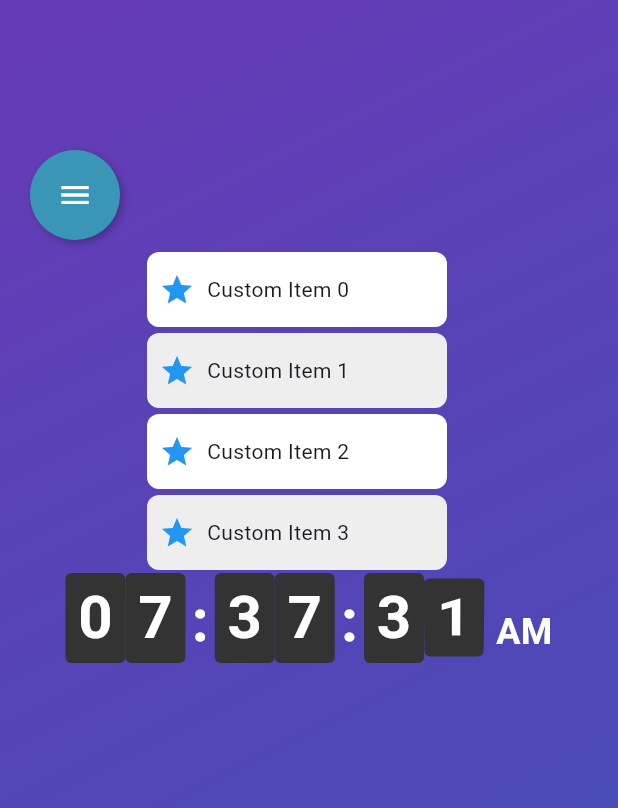
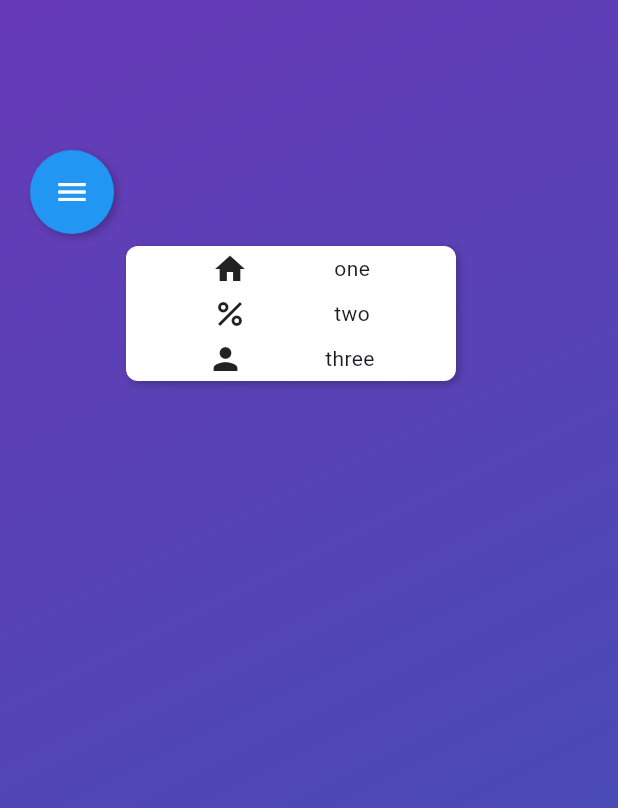
Before and after one commit to KSABBAS/My-Flutter-tools, a Flutter app: the screen it shows after launch, after a tap on the "menu" icon, on a phone screen of 412 x 824 dp. Shown: the top 808 px of the screen. Run offline on Flutter 3.47's test engine with Material 3 defaults, Android fonts, the phone set to English and light mode, and no system bars; our stand-ins replace get, just_audio, permission_handler, video_player; missing offline and left inert: flutter_sound, insta_image_viewer, media_kit; network calls fail.

Commit message:
Done with my floating menu button

```diff
--- a/my_tools_development/lib/MyTools/tools/App_Containing_Tools/ExpandableThrowableButton.dart
+++ b/my_tools_development/lib/MyTools/tools/App_Containing_Tools/ExpandableThrowableButton.dart
@@ -1,10 +1,10 @@
 import 'dart:math';
 import 'package:flutter/material.dart';
-class MyFloatingIcon extends StatelessWidget {
+class MyFloatingMenuButton extends StatelessWidget {
   final Widget body;
-  final Widget floatingWidget;
+  final DraggableFloatingMenu floatingWidget;
 
-  const MyFloatingIcon({
+  const MyFloatingMenuButton({
     Key? key,
     required this.body,
     required this.floatingWidget,
@@ -109,7 +109,7 @@ class DraggableFloatingMenu extends StatefulWidget {
     this.fabIcon = const Icon(Icons.menu, color: Colors.white),
     this.menuWidth = 220.0,
     required this.menuItemHeight,
-    this.menuBackgroundColor,
+    this.menuBackgroundColor = Colors.white,
     this.menuDecoration,
     this.menuItemWidth,
     this.menuItemPadding,
--- a/my_tools_development/lib/main.dart
+++ b/my_tools_development/lib/main.dart
@@ -60,58 +60,16 @@ class App extends StatefulWidget {
   State<App> createState() => _AppState();
 }
 
+List options = [
+  ["one", Icon(Icons.home)],
+  ["two", Icon(Icons.percent)],
+  ["three", Icon(Icons.person)],
+];
 
 class _AppState extends State<App> {
   @override
   Widget build(BuildContext context) {
-    return MyFloatingIcon(
-      floatingWidget: DraggableFloatingMenu(
-          initialPosition: Offset(20, 100),
-          itemCount: 4,
-          // Build each item with a callback (index provided)
-          itemBuilder: (context, index) {
-            // Example: alternate background colors and display the index.
-            return Container(
-              width: 200, // You can override via menuItemWidth if desired.
-              height: 50,
-              alignment: Alignment.centerLeft,
-              padding: const EdgeInsets.symmetric(horizontal: 8.0, vertical: 4.0),
-              decoration: BoxDecoration(
-                color: index.isEven ? Colors.white : Colors.grey[200],
-                borderRadius: BorderRadius.circular(8.0),
-              ),
-              child: Row(
-                children: [
-                  Icon(Icons.star, color: Colors.blue),
-                  const SizedBox(width: 8),
-                  Text('Custom Item $index'),
-                ],
-              ),
-            );
-          },
-          // FAB customizations:
-          fabColor: const Color.fromARGB(255, 58, 150, 183),
-          fabSize: 60,
-          fabIcon: const Icon(Icons.menu, color: Colors.white),
-          // Popup Menu customizations:
-          menuWidth: 220,
-          // Each item's fixed height.
-          menuItemHeight: 50,
-          // Global popup background (set transparent to have a "floating" look).
-          menuBackgroundColor: Colors.transparent,
-          // Global menu item style parameters (applied to all items if needed).
-          menuItemWidth: 200,
-          menuItemPadding: const EdgeInsets.symmetric(horizontal: 8.0, vertical: 4.0),
-          menuItemMargin: const EdgeInsets.symmetric(vertical: 2.0),
-          menuItemAlignment: Alignment.centerLeft,
-          menuItemSpacing: 4.0,
-          menuItemDecoration: BoxDecoration(
-            color: Colors.white,
-            borderRadius: BorderRadius.circular(8.0),
-          ),
-          animationDuration: const Duration(milliseconds: 300),
-          animationCurve: Curves.easeOut,
-        ),
+    return MyFloatingMenuButton(
         body: Container(
             width: double.infinity,
             height: double.infinity,
@@ -121,20 +79,22 @@ class _AppState extends State<App> {
                 begin: Alignment.topLeft,
                 end: Alignment.bottomRight,
               ),
+            )),
+        floatingWidget: DraggableFloatingMenu(
+            itemCount: options.length,
+            itemBuilder: (context, index) {
+              return CMaker(
+                height: 30,
+                child: Row(
+                  mainAxisAlignment: MainAxisAlignment.spaceEvenly,
+                  children: [
+                    options[index][1],
+                    Text(options[index][0]),
+                  ],
                 ),
-          child: Center(
-              child: MyFlipRotateTimer(
-            initialDuration: Duration(seconds: 12),
-            displayMode: DisplayMode.current12h,
-            customTime: TimeFlipEvent(hour: 7, minute: 37, second: 23,period:"AM"),
-            onSecondFlip: (value) {
-              print(value.second);
+              );
             },
-            onComplete: () {
-              print("done");
-            },
-          ))),
-    );
+            menuItemHeight: 30));
   }
 }
 
@@ -160,11 +120,28 @@ class _AppState extends State<App> {
 
 
 
-// MyFlipRotateTimer(
-//             animationMode: AnimationMode.flip,
-//             displayMode: DisplayMode.current12h,
-//             initialDuration: Duration(minutes: 2),
-//             onSecondFlip: (value) {
-//               print(value);
-//             },
-//           ),
+// MyFloatingIcon(
+//       body: Container(
+//           width: double.infinity,
+//           height: double.infinity,
+//           decoration: const BoxDecoration(
+//             gradient: LinearGradient(
+//               colors: [Colors.deepPurple, Colors.indigo],
+//               begin: Alignment.topLeft,
+//               end: Alignment.bottomRight,
+//             ),
+//           )),
+//       floatingWidget: DraggableFloatingMenu(
+//           itemCount: options.length,
+//           itemBuilder: (context, index) {
+//             return CMaker(
+//               height: 30,
+//               child: Row(
+//               mainAxisAlignment: MainAxisAlignment.spaceEvenly,
+//               children: [
+//               options[index][1],
+//               Text(options[index][0]),
+//             ],),);
+//           },
+//           menuItemHeight: 30),
+//     );
```
Lines whose indentation alone changed are shown as unchanged.
